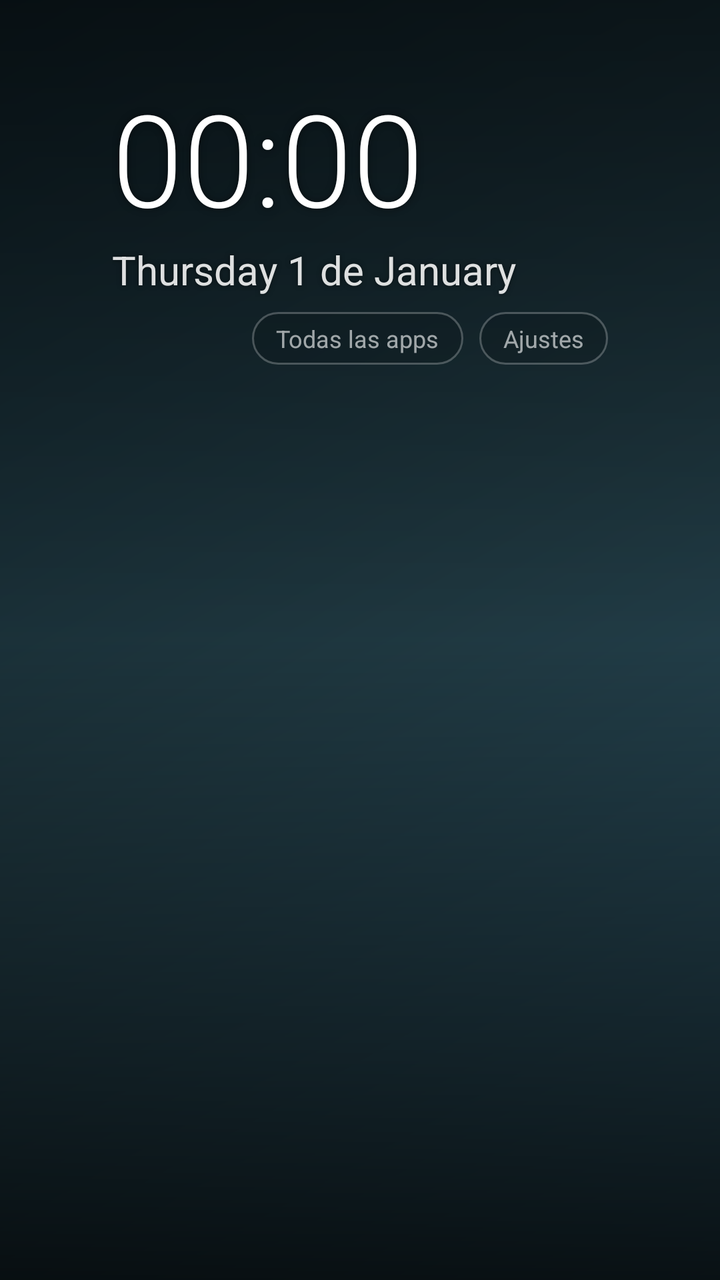
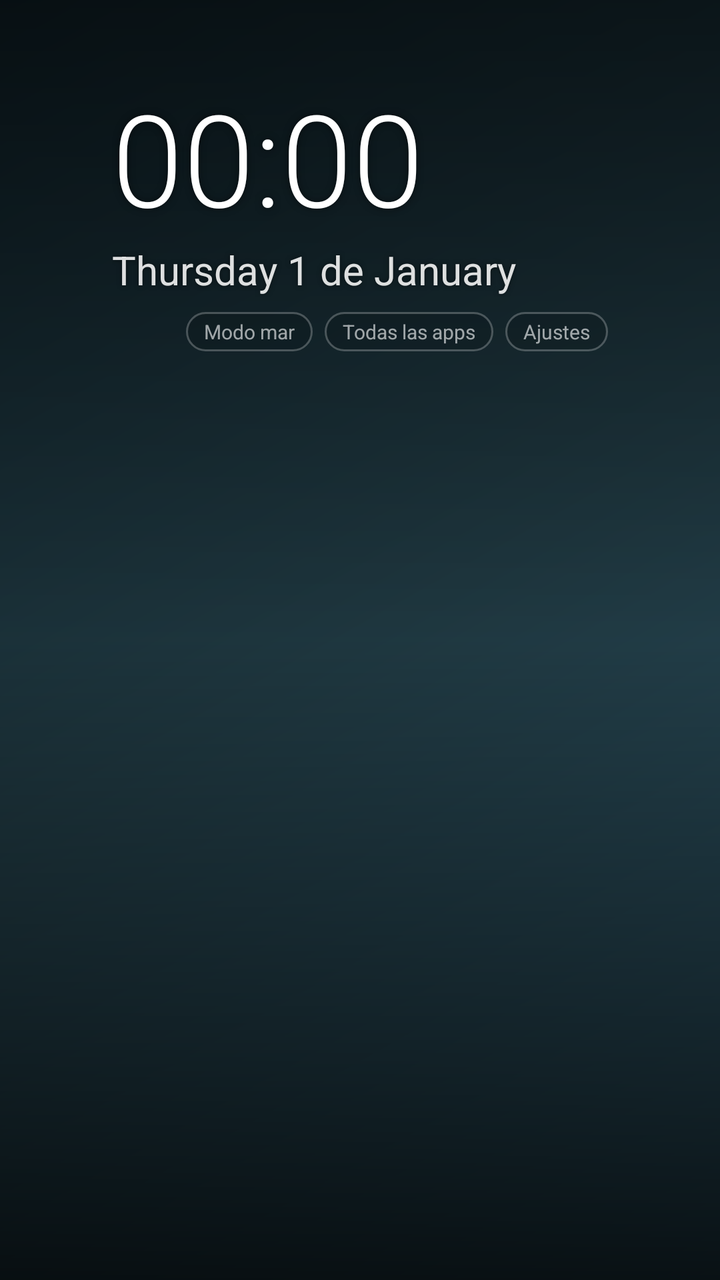

The first picture is an Android layout as it rendered before a commit; the second is the same layout after the commit. The layout source and the unified diff follow.
<!-- AndroidManifest.xml: application theme Tema -->
<!-- res/layout/main.xml -->
<?xml version="1.0" encoding="utf-8"?>
<FrameLayout xmlns:android="http://schemas.android.com/apk/res/android"
    android:layout_width="match_parent"
    android:layout_height="match_parent"
    android:background="@drawable/fondo_base">

    <ImageView
        android:id="@+id/fondo"
        android:layout_width="match_parent"
        android:layout_height="match_parent"
        android:scaleType="centerCrop"
        android:importantForAccessibility="no" />

    <View
        android:layout_width="match_parent"
        android:layout_height="match_parent"
        android:background="@drawable/sombra" />

    <LinearLayout
        android:layout_width="match_parent"
        android:layout_height="match_parent"
        android:orientation="vertical"
        android:paddingLeft="56dp"
        android:paddingRight="56dp"
        android:paddingTop="36dp"
        android:paddingBottom="40dp">

        
        <RelativeLayout
            android:layout_width="match_parent"
            android:layout_height="wrap_content">

            <LinearLayout
                android:layout_width="wrap_content"
                android:layout_height="wrap_content"
                android:layout_alignParentLeft="true"
                android:orientation="vertical">

                <TextClock
                    android:id="@+id/hora"
                    android:layout_width="wrap_content"
                    android:layout_height="wrap_content"
                    android:format12Hour="HH:mm"
                    android:format24Hour="HH:mm"
                    android:textColor="#FFFFFF"
                    android:textSize="64sp"
                    android:fontFamily="sans-serif-light"
                    android:shadowColor="#80000000"
                    android:shadowRadius="8" />

                <TextClock
                    android:id="@+id/fecha"
                    android:layout_width="wrap_content"
                    android:layout_height="wrap_content"
                    android:format12Hour="EEEE d 'de' MMMM"
                    android:format24Hour="EEEE d 'de' MMMM"
                    android:textColor="#DDFFFFFF"
                    android:textSize="20sp"
                    android:shadowColor="#80000000"
                    android:shadowRadius="6" />
            </LinearLayout>

            <LinearLayout
                android:layout_width="wrap_content"
                android:layout_height="wrap_content"
                android:layout_alignParentRight="true"
                android:gravity="right"
                android:orientation="vertical">

                <TextView
                    android:id="@+id/temperatura"
                    android:layout_width="wrap_content"
                    android:layout_height="wrap_content"
                    android:textColor="#FFFFFF"
                    android:textSize="44sp"
                    android:fontFamily="sans-serif-light"
                    android:shadowColor="#80000000"
                    android:shadowRadius="8" />

                <TextView
                    android:id="@+id/clima"
                    android:layout_width="wrap_content"
                    android:layout_height="wrap_content"
                    android:textColor="#DDFFFFFF"
                    android:textSize="16sp"
                    android:shadowColor="#80000000"
                    android:shadowRadius="6" />

                <TextView
                    android:id="@+id/mercado"
                    android:layout_width="wrap_content"
                    android:layout_height="wrap_content"
                    android:layout_marginTop="10dp"
                    android:textColor="#CCFFFFFF"
                    android:textSize="13sp"
                    android:fontFamily="sans-serif-medium"
                    android:shadowColor="#80000000"
                    android:shadowRadius="6" />

                
                <LinearLayout
                    android:layout_width="wrap_content"
                    android:layout_height="wrap_content"
                    android:layout_marginTop="12dp"
                    android:orientation="horizontal">

                    <TextView
                        android:id="@+id/todas"
                        style="@style/Pastilla"
                        android:text="Todas las apps" />

                    <TextView
                        android:id="@+id/ajustes"
                        style="@style/Pastilla"
                        android:layout_marginLeft="8dp"
                        android:text="Ajustes" />
                </LinearLayout>
            </LinearLayout>
        </RelativeLayout>

        <Space
            android:layout_width="match_parent"
            android:layout_height="0dp"
            android:layout_weight="1" />

        
        <LinearLayout
            android:id="@+id/botonera"
            android:layout_width="match_parent"
            android:layout_height="wrap_content"
            android:orientation="vertical"
            android:clipChildren="false">

            <LinearLayout
                android:id="@+id/fila1"
                android:layout_width="match_parent"
                android:layout_height="wrap_content"
                android:gravity="center"
                android:orientation="horizontal"
                android:clipChildren="false" />

            <LinearLayout
                android:id="@+id/fila2"
                android:layout_width="match_parent"
                android:layout_height="wrap_content"
                android:gravity="center"
                android:orientation="horizontal"
                android:clipChildren="false" />
        </LinearLayout>
    </LinearLayout>

    <TextView
        android:id="@+id/credito"
        android:layout_width="wrap_content"
        android:layout_height="wrap_content"
        android:layout_gravity="bottom|right"
        android:layout_margin="12dp"
        android:maxWidth="420dp"
        android:maxLines="1"
        android:ellipsize="end"
        android:textColor="#88FFFFFF"
        android:textSize="10sp" />

    
    <View
        android:id="@+id/noche"
        android:layout_width="match_parent"
        android:layout_height="match_parent"
        android:background="#000000"
        android:alpha="0" />
</FrameLayout>
<!-- resources referenced by this layout -->
<resources>
  <!-- drawable fondo_base (drawable) -->
  <?xml version="1.0" encoding="utf-8"?>
  <shape xmlns:android="http://schemas.android.com/apk/res/android" android:shape="rectangle">
      <gradient android:angle="315" android:startColor="#0F2027" android:centerColor="#203A43" android:endColor="#2C5364" />
  </shape>
  <!-- drawable sombra (drawable) -->
  <?xml version="1.0" encoding="utf-8"?>
  <shape xmlns:android="http://schemas.android.com/apk/res/android" android:shape="rectangle">
      <gradient android:angle="270" android:startColor="#88000000" android:centerColor="#10000000" android:endColor="#CC000000" />
  </shape>
  <style name="Pastilla">
          <item name="android:layout_width">wrap_content</item>
          <item name="android:layout_height">wrap_content</item>
          <item name="android:paddingLeft">12dp</item>
          <item name="android:paddingRight">12dp</item>
          <item name="android:paddingTop">5dp</item>
          <item name="android:paddingBottom">5dp</item>
          <item name="android:background">@drawable/pastilla</item>
          <item name="android:textColor">#FFFFFF</item>
          <item name="android:textSize">12sp</item>
          <item name="android:focusable">true</item>
          <item name="android:clickable">true</item>
          <item name="android:alpha">0.6</item>
      </style>
  <style name="Tema" parent="@android:style/Theme.DeviceDefault.NoActionBar.Fullscreen">
          <item name="android:windowBackground">@android:color/black</item>
          <item name="android:windowAnimationStyle">@null</item>
      </style>
  <!-- drawable pastilla (drawable) -->
  <?xml version="1.0" encoding="utf-8"?>
  <selector xmlns:android="http://schemas.android.com/apk/res/android">
      <item android:state_focused="true">
          <shape android:shape="rectangle">
              <solid android:color="#55FFFFFF" />
              <stroke android:width="2dp" android:color="#FFFFFF" />
              <corners android:radius="20dp" />
          </shape>
      </item>
      <item>
          <shape android:shape="rectangle">
              <solid android:color="#33000000" />
              <stroke android:width="1dp" android:color="#66FFFFFF" />
              <corners android:radius="20dp" />
          </shape>
      </item>
  </selector>
</resources>

<!-- the commit's change to res/layout/main.xml (unified diff, before → after) -->
@@ -105,14 +105,20 @@
                     android:orientation="horizontal">
 
                     <TextView
+                        android:id="@+id/mar"
+                        style="@style/Pastilla"
+                        android:text="Modo mar" />
+
+                    <TextView
                         android:id="@+id/todas"
                         style="@style/Pastilla"
+                        android:layout_marginLeft="6dp"
                         android:text="Todas las apps" />
 
                     <TextView
                         android:id="@+id/ajustes"
                         style="@style/Pastilla"
-                        android:layout_marginLeft="8dp"
+                        android:layout_marginLeft="6dp"
                         android:text="Ajustes" />
                 </LinearLayout>
             </LinearLayout>
<!-- resource entries referenced after the edit -->
@@ -13,13 +13,13 @@
   <style name="Pastilla">
           <item name="android:layout_width">wrap_content</item>
           <item name="android:layout_height">wrap_content</item>
-          <item name="android:paddingLeft">12dp</item>
-          <item name="android:paddingRight">12dp</item>
-          <item name="android:paddingTop">5dp</item>
-          <item name="android:paddingBottom">5dp</item>
+          <item name="android:paddingLeft">9dp</item>
+          <item name="android:paddingRight">9dp</item>
+          <item name="android:paddingTop">3dp</item>
+          <item name="android:paddingBottom">3dp</item>
           <item name="android:background">@drawable/pastilla</item>
           <item name="android:textColor">#FFFFFF</item>
-          <item name="android:textSize">12sp</item>
+          <item name="android:textSize">10sp</item>
           <item name="android:focusable">true</item>
           <item name="android:clickable">true</item>
           <item name="android:alpha">0.6</item>
